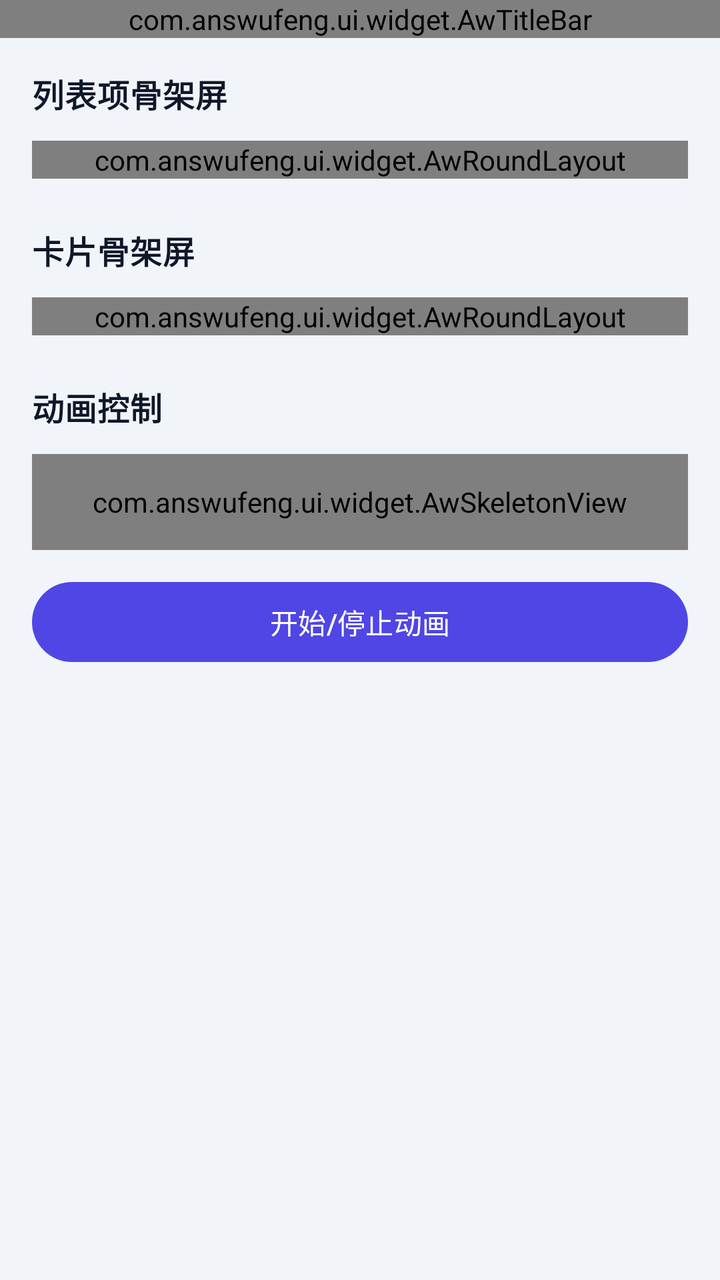
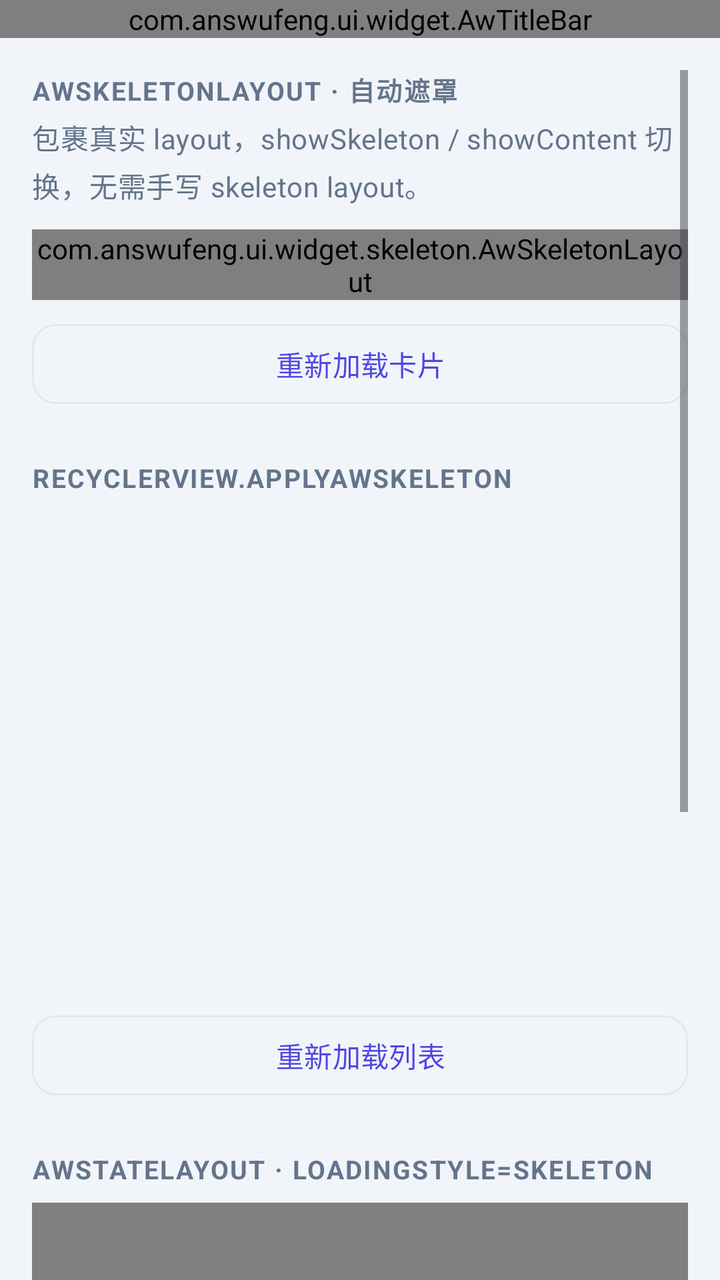

Two renders of the same Android screen: before a commit and after it. Below are the layout's source before the change and the commit's diff.
<!-- AndroidManifest.xml: application theme Theme.AwUidemo -->
<!-- res/layout/activity_skeleton_demo.xml -->
<?xml version="1.0" encoding="utf-8"?>
<LinearLayout xmlns:android="http://schemas.android.com/apk/res/android"
    xmlns:app="http://schemas.android.com/apk/res-auto"
    android:id="@+id/main"
    android:layout_width="match_parent"
    android:layout_height="match_parent"
    android:background="@color/background_light"
    android:orientation="vertical">

    <com.answufeng.ui.widget.AwTitleBar
        android:id="@+id/top_bar"
        android:layout_width="match_parent"
        android:layout_height="wrap_content"
        app:titleBar_showBack="true"
        app:titleBar_showDivider="true"
        app:titleBar_title="AwSkeletonView" />

    <ScrollView
        android:layout_width="match_parent"
        android:layout_height="match_parent"
        android:padding="16dp">

        <LinearLayout
            android:layout_width="match_parent"
            android:layout_height="wrap_content"
            android:orientation="vertical">

            <TextView
                android:layout_width="match_parent"
                android:layout_height="wrap_content"
                android:text="列表项骨架屏"
                style="@style/Text.AwUi.Subtitle"
                android:layout_marginBottom="12dp" />

            <com.answufeng.ui.widget.AwRoundLayout
                android:layout_width="match_parent"
                android:layout_height="wrap_content"
                app:round_radius="12dp"
                app:round_strokeColor="#E0E0E0"
                app:round_strokeWidth="1dp">

                <LinearLayout
                    android:layout_width="match_parent"
                    android:layout_height="wrap_content"
                    android:background="#FFFFFF"
                    android:orientation="vertical"
                    android:padding="16dp">

                    <LinearLayout
                        android:layout_width="match_parent"
                        android:layout_height="wrap_content"
                        android:orientation="horizontal">

                        <com.answufeng.ui.widget.AwSkeletonView
                            android:layout_width="48dp"
                            android:layout_height="48dp"
                            app:skeleton_cornerRadius="24dp" />

                        <LinearLayout
                            android:layout_width="0dp"
                            android:layout_height="wrap_content"
                            android:layout_weight="1"
                            android:layout_marginStart="12dp"
                            android:orientation="vertical">

                            <com.answufeng.ui.widget.AwSkeletonView
                                android:layout_width="120dp"
                                android:layout_height="14dp"
                                android:layout_marginBottom="8dp"
                                app:skeleton_cornerRadius="4dp" />

                            <com.answufeng.ui.widget.AwSkeletonView
                                android:layout_width="80dp"
                                android:layout_height="12dp"
                                app:skeleton_cornerRadius="4dp" />
                        </LinearLayout>
                    </LinearLayout>

                    <com.answufeng.ui.widget.AwSkeletonView
                        android:layout_width="match_parent"
                        android:layout_height="12dp"
                        android:layout_marginTop="12dp"
                        app:skeleton_cornerRadius="4dp" />

                    <com.answufeng.ui.widget.AwSkeletonView
                        android:layout_width="200dp"
                        android:layout_height="12dp"
                        android:layout_marginTop="8dp"
                        app:skeleton_cornerRadius="4dp" />
                </LinearLayout>
            </com.answufeng.ui.widget.AwRoundLayout>

            <TextView
                android:layout_width="match_parent"
                android:layout_height="wrap_content"
                android:layout_marginTop="24dp"
                android:text="卡片骨架屏"
                style="@style/Text.AwUi.Subtitle"
                android:layout_marginBottom="12dp" />

            <com.answufeng.ui.widget.AwRoundLayout
                android:layout_width="match_parent"
                android:layout_height="wrap_content"
                app:round_radius="12dp"
                app:round_strokeColor="#E0E0E0"
                app:round_strokeWidth="1dp">

                <LinearLayout
                    android:layout_width="match_parent"
                    android:layout_height="wrap_content"
                    android:background="#FFFFFF"
                    android:orientation="vertical"
                    android:padding="16dp">

                    <com.answufeng.ui.widget.AwSkeletonView
                        android:layout_width="match_parent"
                        android:layout_height="160dp"
                        android:layout_marginBottom="12dp"
                        app:skeleton_cornerRadius="8dp" />

                    <com.answufeng.ui.widget.AwSkeletonView
                        android:layout_width="match_parent"
                        android:layout_height="16dp"
                        android:layout_marginBottom="8dp"
                        app:skeleton_cornerRadius="4dp" />

                    <com.answufeng.ui.widget.AwSkeletonView
                        android:layout_width="150dp"
                        android:layout_height="14dp"
                        app:skeleton_cornerRadius="4dp" />
                </LinearLayout>
            </com.answufeng.ui.widget.AwRoundLayout>

            <TextView
                android:layout_width="match_parent"
                android:layout_height="wrap_content"
                android:layout_marginTop="24dp"
                android:text="动画控制"
                style="@style/Text.AwUi.Subtitle"
                android:layout_marginBottom="12dp" />

            <com.answufeng.ui.widget.AwSkeletonView
                android:id="@+id/skeleton_controllable"
                android:layout_width="match_parent"
                android:layout_height="48dp"
                app:skeleton_baseColor="#E0E0E0"
                app:skeleton_highlightColor="#F5F5F5"
                app:skeleton_cornerRadius="8dp"
                app:skeleton_duration="1500" />

            <com.google.android.material.button.MaterialButton
                android:id="@+id/btn_toggle_skeleton"
                android:layout_width="match_parent"
                android:layout_height="wrap_content"
                android:layout_marginTop="12dp"
                android:text="开始/停止动画" />

        </LinearLayout>
    </ScrollView>

</LinearLayout>
<!-- resources referenced by this layout -->
<resources>
  <color name="background_light">@color/background</color>
  <style name="Text.AwUi.Subtitle">
          <item name="android:textSize">16sp</item>
          <item name="android:textStyle">bold</item>
          <item name="android:textColor">@color/on_surface</item>
      </style>
  <style name="Theme.AwUidemo" parent="Base.Theme.AwUidemo" />
  <color name="background">#F1F5F9</color>
  <color name="on_surface">#0F172A</color>
  <style name="Base.Theme.AwUidemo" parent="Theme.Material3.DayNight.NoActionBar">
          <item name="colorPrimary">@color/primary</item>
          <item name="colorPrimaryVariant">@color/primary_variant</item>
          <item name="colorSecondary">@color/secondary</item>
          <item name="colorSecondaryVariant">@color/secondary_variant</item>
          <item name="android:colorBackground">@color/background</item>
          <item name="android:statusBarColor">@color/surface</item>
          <item name="android:navigationBarColor">@color/surface</item>
          <item name="android:windowLightStatusBar">true</item>
      </style>
  <color name="primary">#4F46E5</color>
  <color name="primary_variant">#4338CA</color>
  <color name="secondary">#0EA5E9</color>
  <color name="secondary_variant">#0284C7</color>
  <color name="surface">#FFFFFF</color>
</resources>

<!-- the commit's change to res/layout/activity_skeleton_demo.xml (unified diff, before → after) -->
@@ -4,7 +4,7 @@
     android:id="@+id/main"
     android:layout_width="match_parent"
     android:layout_height="match_parent"
-    android:background="@color/background_light"
+    android:background="@color/background"
     android:orientation="vertical">
 
     <com.answufeng.ui.widget.AwTitleBar
@@ -13,11 +13,12 @@
         android:layout_height="wrap_content"
         app:titleBar_showBack="true"
         app:titleBar_showDivider="true"
-        app:titleBar_title="AwSkeletonView" />
+        app:titleBar_title="骨架屏" />
 
     <ScrollView
         android:layout_width="match_parent"
         android:layout_height="match_parent"
+        android:clipToPadding="false"
         android:padding="16dp">
 
         <LinearLayout
@@ -26,136 +27,189 @@
             android:orientation="vertical">
 
             <TextView
-                android:layout_width="match_parent"
-                android:layout_height="wrap_content"
-                android:text="列表项骨架屏"
-                style="@style/Text.AwUi.Subtitle"
-                android:layout_marginBottom="12dp" />
-
-            <com.answufeng.ui.widget.AwRoundLayout
-                android:layout_width="match_parent"
-                android:layout_height="wrap_content"
-                app:round_radius="12dp"
-                app:round_strokeColor="#E0E0E0"
-                app:round_strokeWidth="1dp">
+                style="@style/Text.AwUi.Section"
+                android:layout_width="match_parent"
+                android:layout_height="wrap_content"
+                android:text="AwSkeletonLayout · 自动遮罩" />
+
+            <TextView
+                style="@style/Text.AwUi.Body"
+                android:layout_width="match_parent"
+                android:layout_height="wrap_content"
+                android:layout_marginTop="4dp"
+                android:layout_marginBottom="12dp"
+                android:text="包裹真实 layout，showSkeleton / showContent 切换，无需手写 skeleton layout。" />
+
+            <com.answufeng.ui.widget.skeleton.AwSkeletonLayout
+                android:id="@+id/skeletonLayoutCard"
+                android:layout_width="match_parent"
+                android:layout_height="wrap_content"
+                app:skeleton_autoShow="true">
+
+                <include layout="@layout/item_skeleton_feed" />
+            </com.answufeng.ui.widget.skeleton.AwSkeletonLayout>
+
+            <com.google.android.material.button.MaterialButton
+                android:id="@+id/btnReloadCard"
+                style="@style/MaterialButton.AwUi.Outlined"
+                android:layout_width="match_parent"
+                android:layout_height="wrap_content"
+                android:layout_marginTop="8dp"
+                android:text="重新加载卡片" />
+
+            <TextView
+                style="@style/Text.AwUi.Section"
+                android:layout_width="match_parent"
+                android:layout_height="wrap_content"
+                android:layout_marginTop="24dp"
+                android:text="RecyclerView.applyAwSkeleton" />
+
+            <androidx.recyclerview.widget.RecyclerView
+                android:id="@+id/rvSkeletonList"
+                android:layout_width="match_parent"
+                android:layout_height="240dp"
+                android:layout_marginTop="8dp"
+                android:nestedScrollingEnabled="false" />
+
+            <com.google.android.material.button.MaterialButton
+                android:id="@+id/btnReloadList"
+                style="@style/MaterialButton.AwUi.Outlined"
+                android:layout_width="match_parent"
+                android:layout_height="wrap_content"
+                android:layout_marginTop="8dp"
+                android:text="重新加载列表" />
+
+            <TextView
+                style="@style/Text.AwUi.Section"
+                android:layout_width="match_parent"
+                android:layout_height="wrap_content"
+                android:layout_marginTop="24dp"
+                android:text="AwStateLayout · loadingStyle=skeleton" />
+
+            <com.answufeng.ui.statelayout.AwStateLayout
+                android:id="@+id/stateLayoutSkeleton"
+                android:layout_width="match_parent"
+                android:layout_height="200dp"
+                android:layout_marginTop="8dp"
+                app:state_loadingStyle="skeleton">
 
                 <LinearLayout
                     android:layout_width="match_parent"
-                    android:layout_height="wrap_content"
-                    android:background="#FFFFFF"
+                    android:layout_height="match_parent"
                     android:orientation="vertical"
                     android:padding="16dp">
 
-                    <LinearLayout
+                    <TextView
+                        android:id="@+id/tvStateTitle"
+                        style="@style/Text.AwUi.Subtitle"
                         android:layout_width="match_parent"
                         android:layout_height="wrap_content"
-                        android:orientation="horizontal">
-
-                        <com.answufeng.ui.widget.AwSkeletonView
-                            android:layout_width="48dp"
-                            android:layout_height="48dp"
-                            app:skeleton_cornerRadius="24dp" />
-
-                        <LinearLayout
-                            android:layout_width="0dp"
-                            android:layout_height="wrap_content"
-                            android:layout_weight="1"
-                            android:layout_marginStart="12dp"
-                            android:orientation="vertical">
-
-                            <com.answufeng.ui.widget.AwSkeletonView
-                                android:layout_width="120dp"
-                                android:layout_height="14dp"
-                                android:layout_marginBottom="8dp"
-                                app:skeleton_cornerRadius="4dp" />
-
-                            <com.answufeng.ui.widget.AwSkeletonView
-                                android:layout_width="80dp"
-                                android:layout_height="12dp"
-                                app:skeleton_cornerRadius="4dp" />
-                        </LinearLayout>
-                    </LinearLayout>
-
-                    <com.answufeng.ui.widget.AwSkeletonView
+                        android:minHeight="20dp"
+                        android:text="" />
+
+                    <TextView
+                        android:id="@+id/tvStateBody"
+                        style="@style/Text.AwUi.Body"
                         android:layout_width="match_parent"
-                        android:layout_height="12dp"
-                        android:layout_marginTop="12dp"
-                        app:skeleton_cornerRadius="4dp" />
-
-                    <com.answufeng.ui.widget.AwSkeletonView
-                        android:layout_width="200dp"
-                        android:layout_height="12dp"
+                        android:layout_height="wrap_content"
                         android:layout_marginTop="8dp"
-                        app:skeleton_cornerRadius="4dp" />
+                        android:minHeight="40dp"
+                        android:text="" />
                 </LinearLayout>
-            </com.answufeng.ui.widget.AwRoundLayout>
-
-            <TextView
+            </com.answufeng.ui.statelayout.AwStateLayout>
+
+            <LinearLayout
+                android:layout_width="match_parent"
+                android:layout_height="wrap_content"
+                android:layout_marginTop="8dp"
+                android:orientation="horizontal">
+
+                <com.google.android.material.button.MaterialButton
+                    android:id="@+id/btnStateLoading"
+                    style="@style/MaterialButton.AwUi.Outlined"
+                    android:layout_width="0dp"
+                    android:layout_height="wrap_content"
+                    android:layout_weight="1"
+                    android:text="Loading" />
+
+                <com.google.android.material.button.MaterialButton
+                    android:id="@+id/btnStateContent"
+                    style="@style/MaterialButton.AwUi.Outlined"
+                    android:layout_width="0dp"
+                    android:layout_height="wrap_content"
+                    android:layout_marginStart="8dp"
+                    android:layout_weight="1"
+                    android:text="Content" />
+            </LinearLayout>
+
+            <TextView
+                style="@style/Text.AwUi.Section"
                 android:layout_width="match_parent"
                 android:layout_height="wrap_content"
                 android:layout_marginTop="24dp"
-                android:text="卡片骨架屏"
-                style="@style/Text.AwUi.Subtitle"
-                android:layout_marginBottom="12dp" />
-
-            <com.answufeng.ui.widget.AwRoundLayout
-                android:layout_width="match_parent"
-                android:layout_height="wrap_content"
-                app:round_radius="12dp"
-                app:round_strokeColor="#E0E0E0"
-                app:round_strokeWidth="1dp">
-
-                <LinearLayout
-                    android:layout_width="match_parent"
-                    android:layout_height="wrap_content"
-                    android:background="#FFFFFF"
-                    android:orientation="vertical"
-                    android:padding="16dp">
-
-                    <com.answufeng.ui.widget.AwSkeletonView
-                        android:layout_width="match_parent"
-                        android:layout_height="160dp"
-                        android:layout_marginBottom="12dp"
-                        app:skeleton_cornerRadius="8dp" />
-
-                    <com.answufeng.ui.widget.AwSkeletonView
-                        android:layout_width="match_parent"
-                        android:layout_height="16dp"
-                        android:layout_marginBottom="8dp"
-                        app:skeleton_cornerRadius="4dp" />
-
-                    <com.answufeng.ui.widget.AwSkeletonView
-                        android:layout_width="150dp"
-                        android:layout_height="14dp"
-                        app:skeleton_cornerRadius="4dp" />
-                </LinearLayout>
-            </com.answufeng.ui.widget.AwRoundLayout>
-
-            <TextView
-                android:layout_width="match_parent"
-                android:layout_height="wrap_content"
-                android:layout_marginTop="24dp"
-                android:text="动画控制"
-                style="@style/Text.AwUi.Subtitle"
-                android:layout_marginBottom="12dp" />
+                android:text="AwSkeletonView · 手拼块" />
 
             <com.answufeng.ui.widget.AwSkeletonView
-                android:id="@+id/skeleton_controllable"
+                android:id="@+id/skeletonBlock"
                 android:layout_width="match_parent"
                 android:layout_height="48dp"
-                app:skeleton_baseColor="#E0E0E0"
-                app:skeleton_highlightColor="#F5F5F5"
-                app:skeleton_cornerRadius="8dp"
-                app:skeleton_duration="1500" />
+                android:layout_marginTop="8dp"
+                app:skeleton_cornerRadius="8dp" />
 
             <com.google.android.material.button.MaterialButton
-                android:id="@+id/btn_toggle_skeleton"
-                android:layout_width="match_parent"
-                android:layout_height="wrap_content"
-                android:layout_marginTop="12dp"
-                android:text="开始/停止动画" />
-
+                android:id="@+id/btnToggleBlock"
+                style="@style/MaterialButton.AwUi.Text"
+                android:layout_width="match_parent"
+                android:layout_height="wrap_content"
+                android:text="开始/停止手拼块动画" />
         </LinearLayout>
     </ScrollView>
-
 </LinearLayout>
+<!-- res/layout/item_skeleton_feed.xml (included above) -->
+<?xml version="1.0" encoding="utf-8"?>
+<com.google.android.material.card.MaterialCardView xmlns:android="http://schemas.android.com/apk/res/android"
+    xmlns:app="http://schemas.android.com/apk/res-auto"
+    style="@style/Card.AwUi"
+    android:layout_width="match_parent"
+    android:layout_height="wrap_content"
+    android:layout_marginBottom="8dp">
+
+    <LinearLayout
+        android:layout_width="match_parent"
+        android:layout_height="wrap_content"
+        android:orientation="horizontal"
+        android:padding="16dp">
+
+        <com.answufeng.ui.widget.AwRoundImageView
+            android:id="@+id/ivAvatar"
+            android:layout_width="48dp"
+            android:layout_height="48dp"
+            android:src="@android:drawable/ic_menu_camera"
+            app:roundImg_isCircle="true" />
+
+        <LinearLayout
+            android:layout_width="0dp"
+            android:layout_height="wrap_content"
+            android:layout_marginStart="12dp"
+            android:layout_weight="1"
+            android:orientation="vertical">
+
+            <TextView
+                android:id="@+id/tvTitle"
+                style="@style/Text.AwUi.Subtitle"
+                android:layout_width="match_parent"
+                android:layout_height="wrap_content"
+                android:minHeight="20dp"
+                android:text="" />
+
+            <TextView
+                android:id="@+id/tvSubtitle"
+                style="@style/Text.AwUi.Body"
+                android:layout_width="match_parent"
+                android:layout_height="wrap_content"
+                android:layout_marginTop="6dp"
+                android:minHeight="16dp"
+                android:text="" />
+        </LinearLayout>
+    </LinearLayout>
+</com.google.android.material.card.MaterialCardView>
<!-- resource entries referenced after the edit -->
@@ -1,13 +1,41 @@
 <!-- resources referenced by this layout -->
 <resources>
-  <color name="background_light">@color/background</color>
   <style name="Text.AwUi.Subtitle">
           <item name="android:textSize">16sp</item>
           <item name="android:textStyle">bold</item>
           <item name="android:textColor">@color/on_surface</item>
       </style>
   <style name="Theme.AwUidemo" parent="Base.Theme.AwUidemo" />
+  <color name="card_border">#E2E8F0</color>
+  <color name="card_background">#FFFFFF</color>
   <color name="background">#F1F5F9</color>
+  <style name="Card.AwUi" parent="Widget.Material3.CardView.Elevated">
+          <item name="cardCornerRadius">16dp</item>
+          <item name="cardElevation">0dp</item>
+          <item name="strokeWidth">1dp</item>
+          <item name="strokeColor">@color/card_border</item>
+          <item name="cardBackgroundColor">@color/card_background</item>
+      </style>
+  <style name="MaterialButton.AwUi.Outlined" parent="Widget.Material3.Button.OutlinedButton">
+          <item name="cornerRadius">12dp</item>
+          <item name="strokeColor">@color/card_border</item>
+          <item name="strokeWidth">1dp</item>
+      </style>
+  <style name="MaterialButton.AwUi.Text" parent="Widget.Material3.Button.TextButton">
+          <item name="android:textColor">@color/primary</item>
+      </style>
+  <style name="Text.AwUi.Body">
+          <item name="android:textSize">14sp</item>
+          <item name="android:lineSpacingExtra">2dp</item>
+          <item name="android:textColor">@color/on_surface_variant</item>
+      </style>
+  <style name="Text.AwUi.Section">
+          <item name="android:textSize">13sp</item>
+          <item name="android:textStyle">bold</item>
+          <item name="android:textAllCaps">true</item>
+          <item name="android:letterSpacing">0.06</item>
+          <item name="android:textColor">@color/on_surface_variant</item>
+      </style>
   <color name="on_surface">#0F172A</color>
   <style name="Base.Theme.AwUidemo" parent="Theme.Material3.DayNight.NoActionBar">
           <item name="colorPrimary">@color/primary</item>
@@ -20,6 +48,7 @@
           <item name="android:windowLightStatusBar">true</item>
       </style>
   <color name="primary">#4F46E5</color>
+  <color name="on_surface_variant">#64748B</color>
   <color name="primary_variant">#4338CA</color>
   <color name="secondary">#0EA5E9</color>
   <color name="secondary_variant">#0284C7</color>
